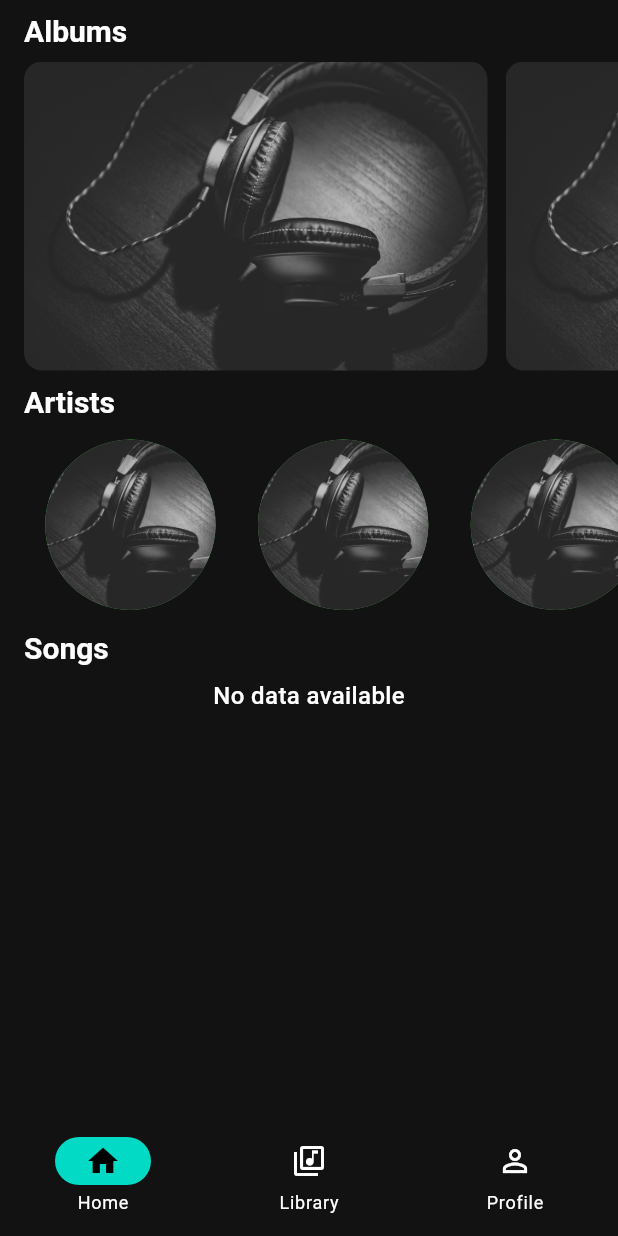
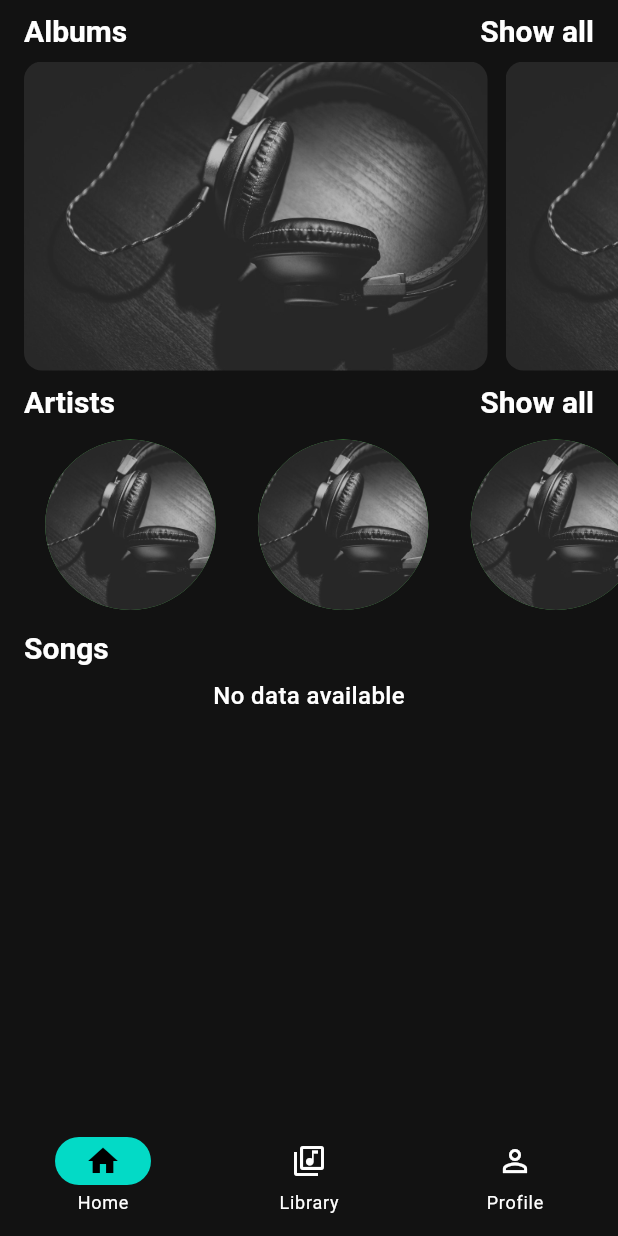
Before and after one commit to Nyi-NyiSoe/sonique-mobile, a Flutter app: the HomePage screen opened by its route, on a phone screen of 412 x 824 dp. Run offline on Flutter 3.47's test engine with Material 3 defaults, Android fonts, the light colour scheme and no system bars; our stand-ins replace audioplayers, flutter_bloc, flutter_dotenv, flutter_speed_dial, flutter_spinkit, font_awesome_flutter and 5 more; accounts and stored records are empty.

```diff
--- a/lib/Representation/screens/home_page.dart
+++ b/lib/Representation/screens/home_page.dart
@@ -54,9 +54,15 @@ class _HomePageState extends State<HomePage> {
                   horizontal: 16,
                   vertical: 8,
                 ),
-                child: Text(
-                  'Albums',
-                  style: Theme.of(context).textTheme.titleLarge,
+                child: Row(
+                  mainAxisAlignment: MainAxisAlignment.spaceBetween,
+                  children: [
+                    Text(
+                      'Albums',
+                      style: Theme.of(context).textTheme.titleLarge,
+                    ),
+                    Text('Show all',style: Theme.of(context).textTheme.titleLarge,)
+                  ],
                 ),
               ),
             ),
@@ -83,9 +89,15 @@ class _HomePageState extends State<HomePage> {
                   horizontal: 16,
                   vertical: 8,
                 ),
-                child: Text(
-                  'Artists',
-                  style: Theme.of(context).textTheme.titleLarge,
+                child: Row(
+                  mainAxisAlignment: MainAxisAlignment.spaceBetween,
+                  children: [
+                    Text(
+                      'Artists',
+                      style: Theme.of(context).textTheme.titleLarge,
+                    ),
+                    Text('Show all',style: Theme.of(context).textTheme.titleLarge,)
+                  ],
                 ),
               ),
             ),
```
Also changed, not shown: lib/Representation/screens/like_song_page.dart (+15 -1 lines).
